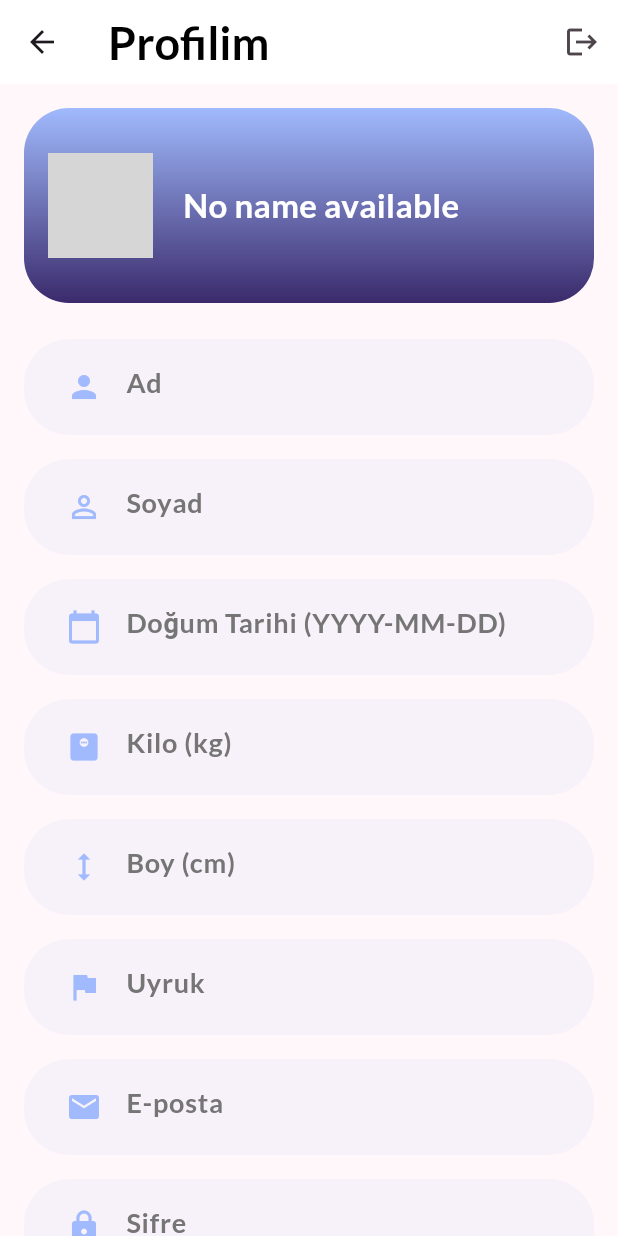
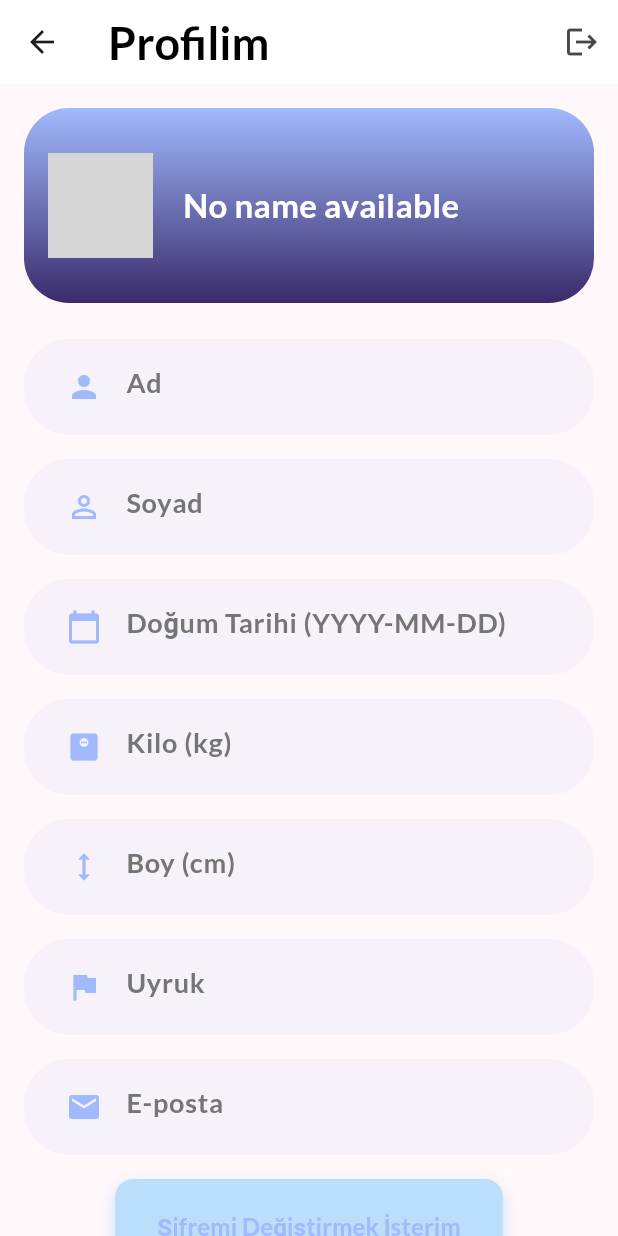
Before and after one commit to gzmcn/spiroble, a Flutter app: the ProfileScreen screen opened directly, on a phone screen of 412 x 824 dp. Run offline on Flutter 3.47's test engine with Material 3 defaults, Android fonts, the phone set to English and light mode, and no system bars; our stand-ins replace cloud_firestore, firebase_auth, firebase_core, firebase_database, flutter_bloc, flutter_svg and 4 more; missing offline and left inert: fancy_button_flutter, flutter_reactive_ble; accounts and stored records are empty; project files that could hold a hidden picture were left out; grey boxes are pictures that could not be loaded.

Commit message:
Hatalı bir hamle

```diff
--- a/lib/Screens/ResetPasswordScreen.dart
+++ b/lib/Screens/ResetPasswordScreen.dart
@@ -19,8 +19,8 @@ class _ResetPasswordScreenState extends State<ResetPasswordScreen> {
         context: context,
         builder: (context) => AlertDialog(
           title: Text('Başarılı!'),
-          content: Text(
-              'Şifre sıfırlama bağlantısı e-posta adresinize gönderildi.'),
+          content:
+              Text('Şifre sıfırlama bağlantısı e-posta adresinize gönderildi.'),
           actions: [
             TextButton(
               onPressed: () => Navigator.of(context).pop(),
@@ -35,7 +35,8 @@ class _ResetPasswordScreenState extends State<ResetPasswordScreen> {
         context: context,
         builder: (context) => AlertDialog(
           title: Text('Hata'),
-          content: Text('Şifre sıfırlama işlemi başarısız. Lütfen tekrar deneyin.'),
+          content:
+              Text('Şifre sıfırlama işlemi başarısız. Lütfen tekrar deneyin.'),
           actions: [
             TextButton(
               onPressed: () => Navigator.of(context).pop(),
@@ -73,6 +74,10 @@ class _ResetPasswordScreenState extends State<ResetPasswordScreen> {
               onPressed: _sendResetEmail,
               child: Text('Şifre Sıfırlama E-postası Gönder'),
             ),
+            SizedBox(height: 20),
+            ElevatedButton(
+                onPressed: () => Navigator.of(context).pop(),
+                child: Text('Vazgeç'))
           ],
         ),
       ),
--- a/lib/screens/user_screen.dart
+++ b/lib/screens/user_screen.dart
@@ -2,6 +2,7 @@ import 'package:firebase_auth/firebase_auth.dart';
 import 'package:flutter/material.dart';
 import 'package:firebase_database/firebase_database.dart';
 import 'package:flutter/services.dart';
+import 'package:spiroble/Screens/ResetPasswordScreen.dart';
 import 'package:spiroble/screens/LoginScreen.dart';
 import 'package:spiroble/widgets/CircularProgressBar.dart';
 import 'package:spiroble/widgets/input_fields.dart';
@@ -406,15 +407,42 @@ class _ProfileScreenState extends State<ProfileScreen> {
               ),
             ),
             SizedBox(height: 16),
-            InputFields(
-              controller: passwordController,
-              placeholder: 'Sifre',
-              icon: Icon(
-                Icons.lock,
-                color: Color(0xFFA0BAFD),
+            Align(
+              alignment: Alignment.center,
+              child: Container(
+                padding: EdgeInsets.symmetric(horizontal: 16, vertical: 8),
+                decoration: BoxDecoration(
+                  color: Colors.blue.shade100, // Açık mavi arka plan rengi
+                  borderRadius: BorderRadius.circular(12), // Kenar yuvarlatma
+                  boxShadow: [
+                    BoxShadow(
+                      color: Colors.blue.shade200
+                          .withOpacity(0.5), // Hafif mavi gölge
+                      blurRadius: 8, // Bulanıklık
+                      offset: Offset(0, 4), // Gölgede hafif dikey kayma
+                    ),
+                  ],
+                ),
+                child: TextButton(
+                  onPressed: () {
+                    Navigator.of(context).pushReplacement(
+                      MaterialPageRoute(
+                        builder: (ctx) => ResetPasswordScreen(),
+                      ),
+                    );
+                  },
+                  child: Text(
+                    'Şifremi Değiştirmek İsterim',
+                    style: TextStyle(
+                      color: Color(0xFFA0BAFD), // Daha koyu mavi yazı rengi
+                      fontSize: 16, // Font boyutu
+                      fontWeight: FontWeight.bold, // Kalın yazı
+                    ),
+                  ),
+                ),
               ),
-              secureTextEntry: true,
             ),
+
             SizedBox(height: 24),
 
             SizedBox(
```
